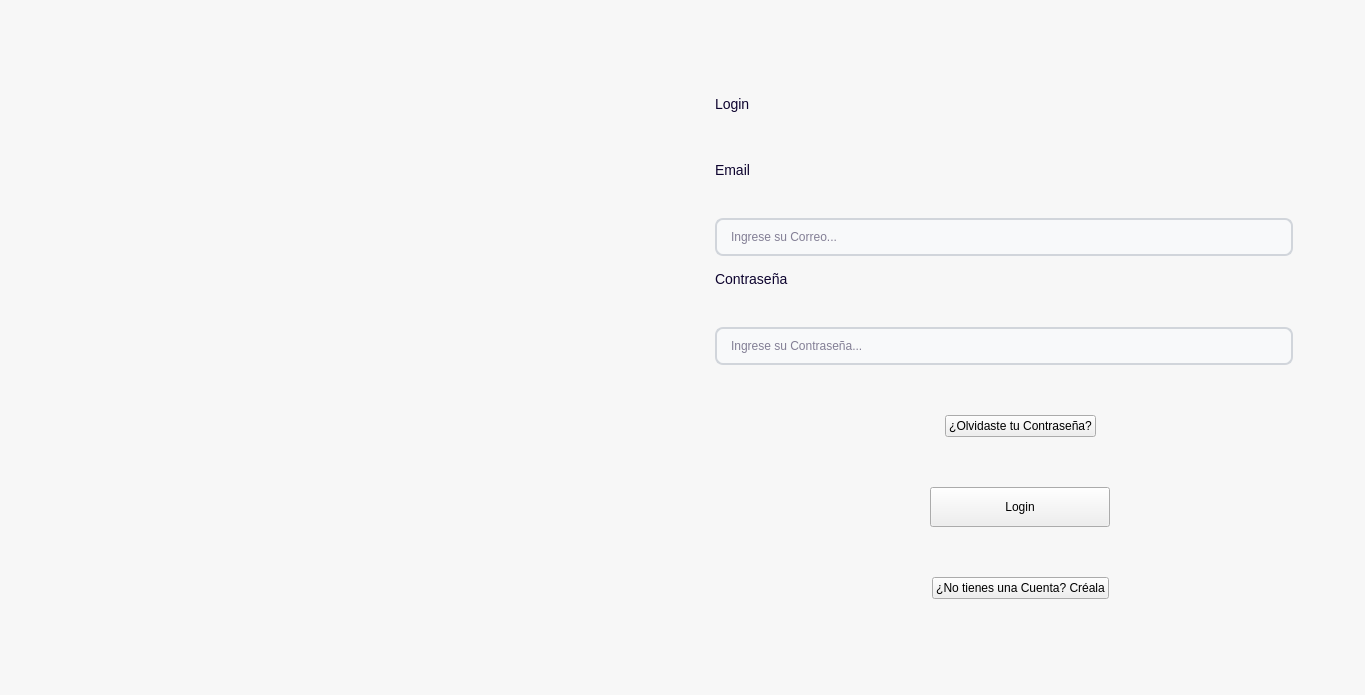
Above: app/ui/login/loginU.ui from Brando-1510/Proyecto-Integrador-2.0 before the change. Below: the same form after it.
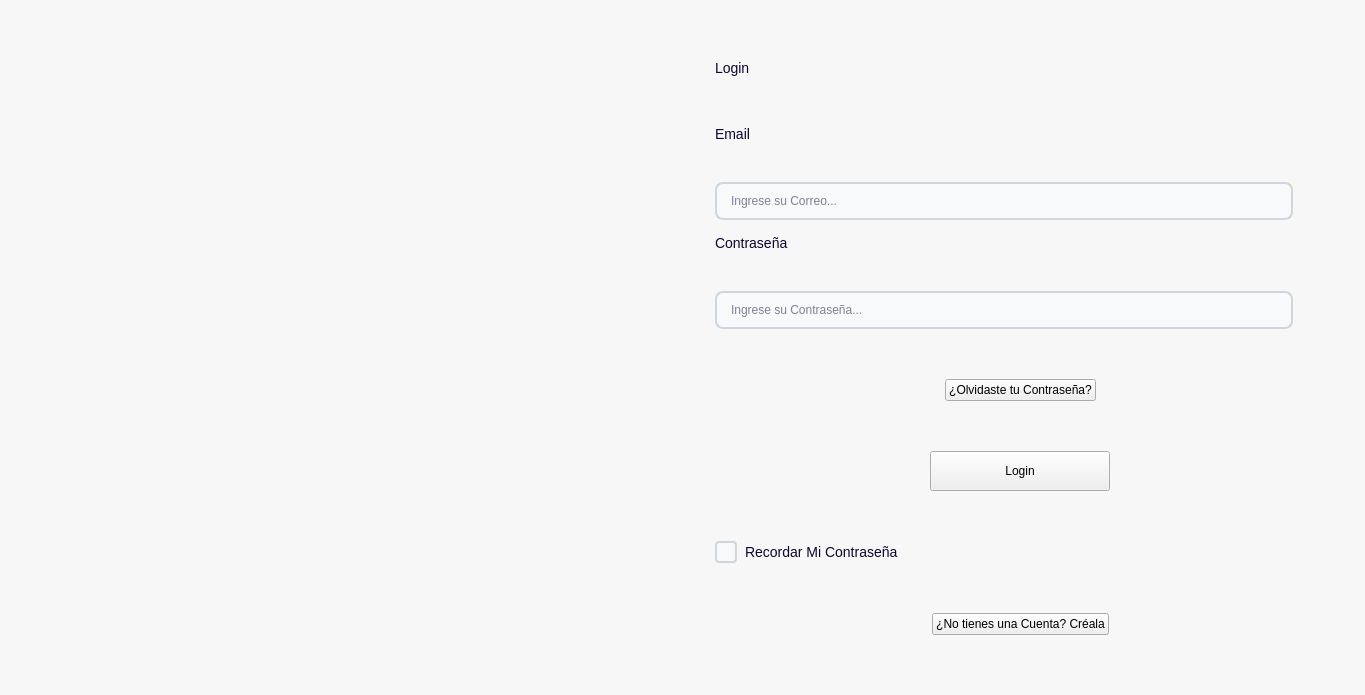
That is the form after the change. Icons and pictures are not drawn.

Commit message: agregando checkbox

```diff
--- a/app/ui/login/loginU.ui
+++ b/app/ui/login/loginU.ui
@@ -191,6 +191,65 @@
 QStackedWidget {
     background-color: #F4F5F7;
     border-radius: 20px;
+}
+
+/*
+-----------------------------------------------------------------------------------------------------
+CheckBox
+-----------------------------------------------------------------------------------------------------
+*/
+
+QCheckBox {
+    spacing: 8px; /* Espacio entre la cajita y el texto */
+    font-size: 14px;
+    color: #0E042F;
+}
+
+/* --- ESTADO BASE (CAJITA) --- */
+
+QCheckBox::indicator {
+    width: 18px;
+    height: 18px;
+    background-color: #F8F9FA;
+    border: 2px solid #D1D5DB;
+    border-radius: 4px;
+}
+
+/* --- HOVER --- */
+
+QCheckBox::indicator:hover {
+    border: 2px solid #9CA3AF;
+    background-color: #F3F4F6;
+}
+
+/* --- CHECKED (SELECCIONADO) --- */
+
+QCheckBox::indicator:checked {
+    background-color: #5D38BB;
+    border: 2px solid #5D38BB;
+     image: url(:/icons/checkIcon.svg); 
+}
+
+QCheckBox::indicator:checked:hover {
+    background-color: #744BCC;
+    border: 2px solid #744BCC;
+}
+
+/* --- FOCUS --- */
+
+QCheckBox:focus {
+    color: #5D38BB;
+}
+
+/* --- DISABLED --- */
+
+QCheckBox:disabled {
+    color: #9CA3AF;
+}
+
+QCheckBox::indicator:disabled {
+    background-color: #E5E7EB;
+    border: 2px solid #D1D5DB;
 }</string>
   </property>
   <layout class="QHBoxLayout" name="horizontalLayout_3">
@@ -475,6 +534,13 @@
             </item>
            </layout>
           </item>
+          <item>
+           <widget class="QCheckBox" name="checkBoxRecordar">
+            <property name="text">
+             <string>Recordar Mi Contraseña</string>
+            </property>
+           </widget>
+          </item>
           <item>
            <layout class="QHBoxLayout" name="createAccountLayout">
             <item>
```
The commit also changes 1 other file.
